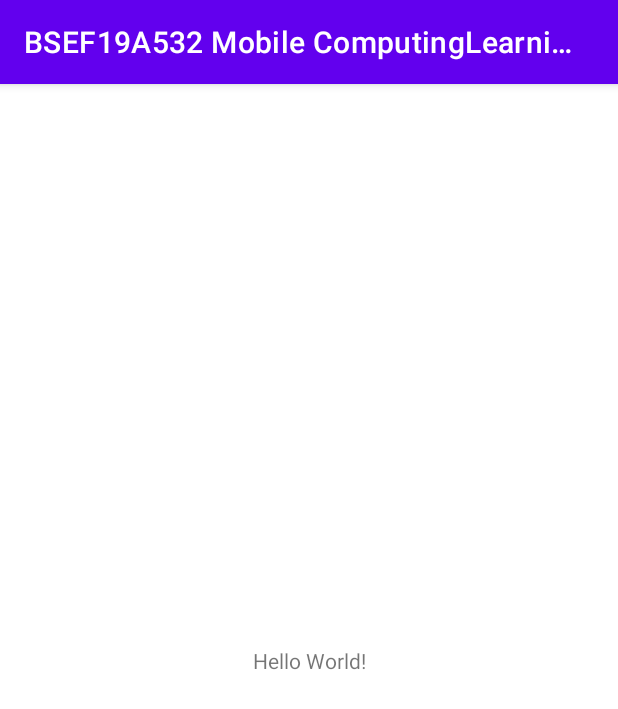
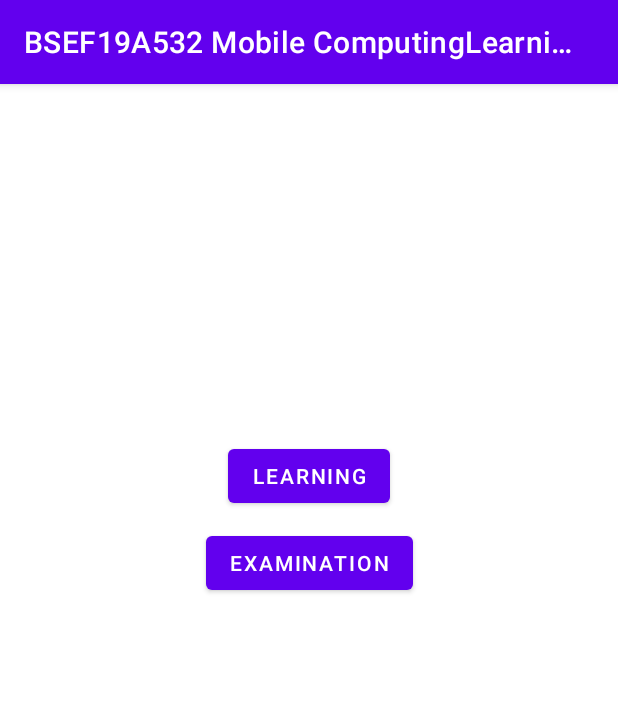
Before and after one commit to BSEF19A532/BSEF19A532-Mobile-Computing-Learning-And-Teaching-App, an Android app: the screen it shows after launch (MainActivity), on a phone screen of 412 x 824 dp. Shown: the top 709 px of the screen. Run offline under Robolectric (Android 15) with nearby library versions, the phone set to English and light mode, and no system bars.

Commit message:
Added buttons for the additional activities

```diff
--- a/app/src/main/AndroidManifest.xml
+++ b/app/src/main/AndroidManifest.xml
@@ -10,6 +10,9 @@
         android:supportsRtl="true"
         android:theme="@style/Theme.BSEF19A532MobileComputingLearningAndTeachingApp">
         <activity
+            android:name=".Learning"
+            android:exported="true" />
+        <activity
             android:name=".MainActivity"
             android:exported="true">
             <intent-filter>
--- a/app/src/main/java/com/example/bsef19a532mobilecomputinglearningandteachingapp/MainActivity.java
+++ b/app/src/main/java/com/example/bsef19a532mobilecomputinglearningandteachingapp/MainActivity.java
@@ -2,13 +2,39 @@
 
 import androidx.appcompat.app.AppCompatActivity;
 
+import android.content.Intent;
 import android.os.Bundle;
+import android.view.View;
+import android.widget.Button;
 
 public class MainActivity extends AppCompatActivity {
+
+    Button btn_learn;
+    Button btn_exam;
 
     @Override
     protected void onCreate(Bundle savedInstanceState) {
         super.onCreate(savedInstanceState);
         setContentView(R.layout.activity_main);
+
+        btn_learn = findViewById(R.id.btn_learn);
+        btn_exam = findViewById(R.id.btn_exam);
+
+        // move to the learning activity
+        btn_learn.setOnClickListener(new View.OnClickListener() {
+            @Override
+            public void onClick(View view) {
+                Intent intent = new Intent(MainActivity.this, Learning.class);
+                startActivity(intent);
+            }
+        });
+
+        // move to the exam activity
+        btn_exam.setOnClickListener(new View.OnClickListener() {
+            @Override
+            public void onClick(View view) {
+
+            }
+        });
     }
 }
--- a/app/src/main/res/layout/activity_main.xml
+++ b/app/src/main/res/layout/activity_main.xml
@@ -6,13 +6,24 @@
     android:layout_height="match_parent"
     tools:context=".MainActivity">
 
-    <TextView
+    <Button
+        android:id="@+id/btn_learn"
         android:layout_width="wrap_content"
         android:layout_height="wrap_content"
-        android:text="Hello World!"
-        app:layout_constraintBottom_toBottomOf="parent"
-        app:layout_constraintLeft_toLeftOf="parent"
-        app:layout_constraintRight_toRightOf="parent"
+        android:layout_marginBottom="10dp"
+        android:text="@string/btn_learning"
+        app:layout_constraintBottom_toTopOf="@+id/btn_exam"
+        app:layout_constraintEnd_toEndOf="parent"
+        app:layout_constraintStart_toStartOf="parent" />
+
+    <Button
+        android:id="@+id/btn_exam"
+        android:layout_width="wrap_content"
+        android:layout_height="wrap_content"
+        android:layout_marginTop="295dp"
+        android:text="@string/btn_exam"
+        app:layout_constraintEnd_toEndOf="@+id/btn_learn"
+        app:layout_constraintStart_toStartOf="@+id/btn_learn"
         app:layout_constraintTop_toTopOf="parent" />
 
 </androidx.constraintlayout.widget.ConstraintLayout>
--- /dev/null
+++ b/app/src/main/res/values-land/dimens.xml
@@ -0,0 +1,3 @@
+<resources>
+    <dimen name="fab_margin">48dp</dimen>
+</resources>
--- /dev/null
+++ b/app/src/main/res/values-w1240dp/dimens.xml
@@ -0,0 +1,3 @@
+<resources>
+    <dimen name="fab_margin">200dp</dimen>
+</resources>
--- /dev/null
+++ b/app/src/main/res/values-w600dp/dimens.xml
@@ -0,0 +1,3 @@
+<resources>
+    <dimen name="fab_margin">48dp</dimen>
+</resources>
--- /dev/null
+++ b/app/src/main/res/values/dimens.xml
@@ -0,0 +1,3 @@
+<resources>
+    <dimen name="fab_margin">16dp</dimen>
+</resources>
```
Also changed, not shown: app/build.gradle (+6 -1 lines), app/src/main/java/com/example/bsef19a532mobilecomputinglearningandteachingapp/Learning.java (added, +14 -0 lines), app/src/main/res/layout/activity_learning.xml (added, +9 -0 lines), app/src/main/res/navigation/nav_graph.xml (added, +28 -0 lines), app/src/main/res/values/strings.xml (+11 -0 lines), app/src/main/res/values/themes.xml (+9 -0 lines).
